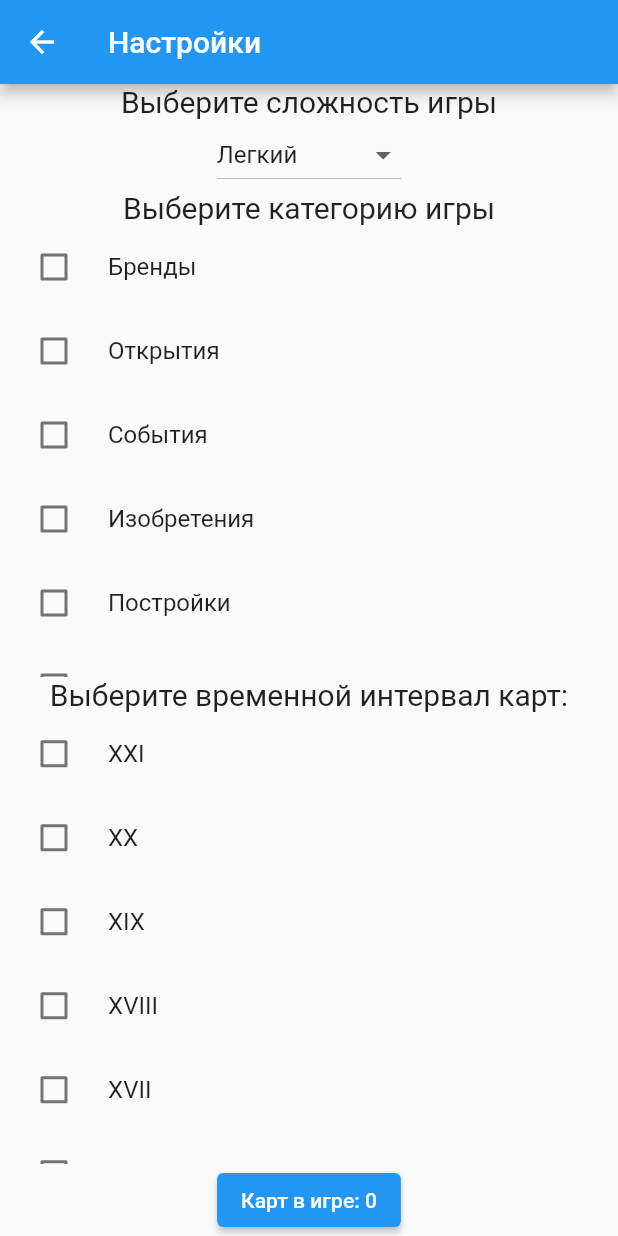
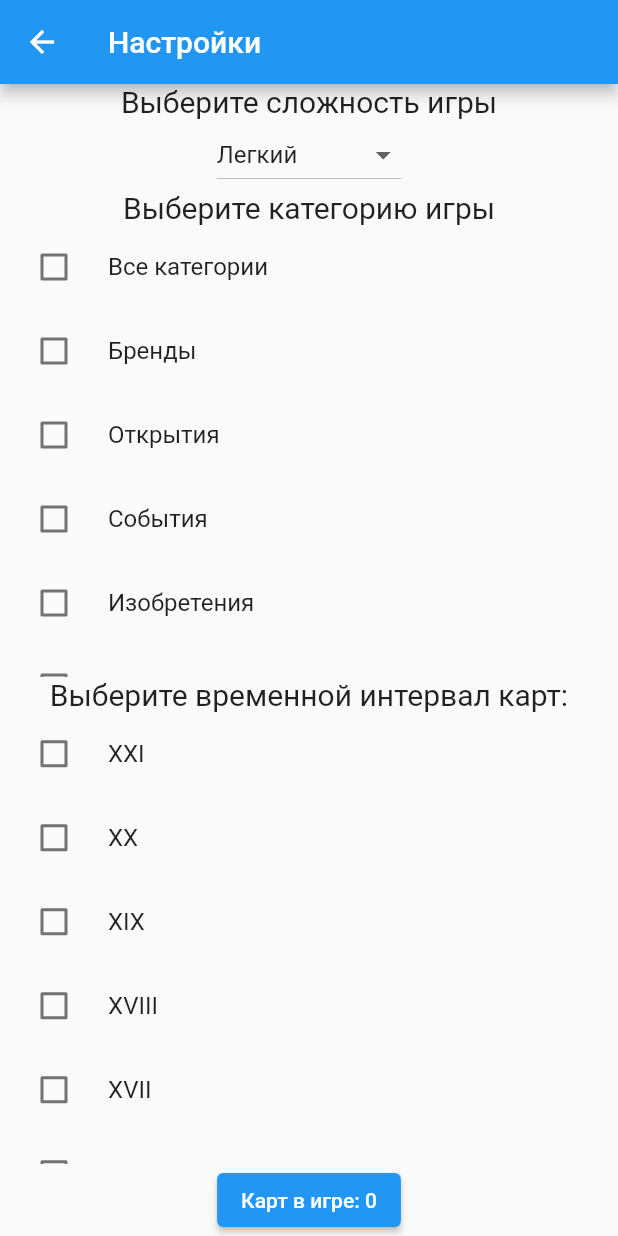
Before and after one commit to Emerald2014/timeline, a Flutter app: the screen it shows after launch, after a tap on the "settings" icon, on a phone screen of 412 x 824 dp. Run offline on Flutter 3.47's test engine with Material 2 defaults, Android fonts, the phone set to English and light mode, and no system bars.

Commit message:
Небольшие изменения игрового экрана

```diff
--- a/lib/data/enums.dart
+++ b/lib/data/enums.dart
@@ -9,6 +9,7 @@ enum Level {
 }
 
 enum Category {
+  all("Все категории"),
   brands("Бренды"),
   opens("Открытия"),
   events("События"),
--- a/lib/ui/game_screen.dart
+++ b/lib/ui/game_screen.dart
@@ -151,13 +151,13 @@ class _GameScreenState extends State<GameScreen> {
                       padding: const EdgeInsets.all(8.0),
                       child: Text(
                         boardCard.name,
-                        style: TextStyle(fontSize: 10),
+                        style: TextStyle(fontSize: 12),
                         textAlign: TextAlign.center,
                       ),
                     ),
                     Text(
                       boardCard.year.toString(),
-                      style: TextStyle(fontSize: 8),
+                      style: TextStyle(fontSize: 10),
                       textAlign: TextAlign.center,
                     )
                   ],
@@ -180,7 +180,7 @@ class _GameScreenState extends State<GameScreen> {
             padding: const EdgeInsets.all(8.0),
             child: Text(
               handCard.name,
-              style: TextStyle(fontSize: 10),
+              style: TextStyle(fontSize: 12),
             ),
           ),
         ),
@@ -190,6 +190,8 @@ class _GameScreenState extends State<GameScreen> {
         width: 40,
         height: 40,
       ),
+      child: Padding(
+        padding: const EdgeInsets.fromLTRB(0,0,50,0),
         child: Card(
           child: SizedBox(
             width: 100,
@@ -198,6 +200,7 @@ class _GameScreenState extends State<GameScreen> {
               child: Text(
                 handCard.name,
                 style: TextStyle(fontSize: 10),
+              ),
             ),
           ),
         ),
```
Lines whose indentation alone changed are shown as unchanged.
